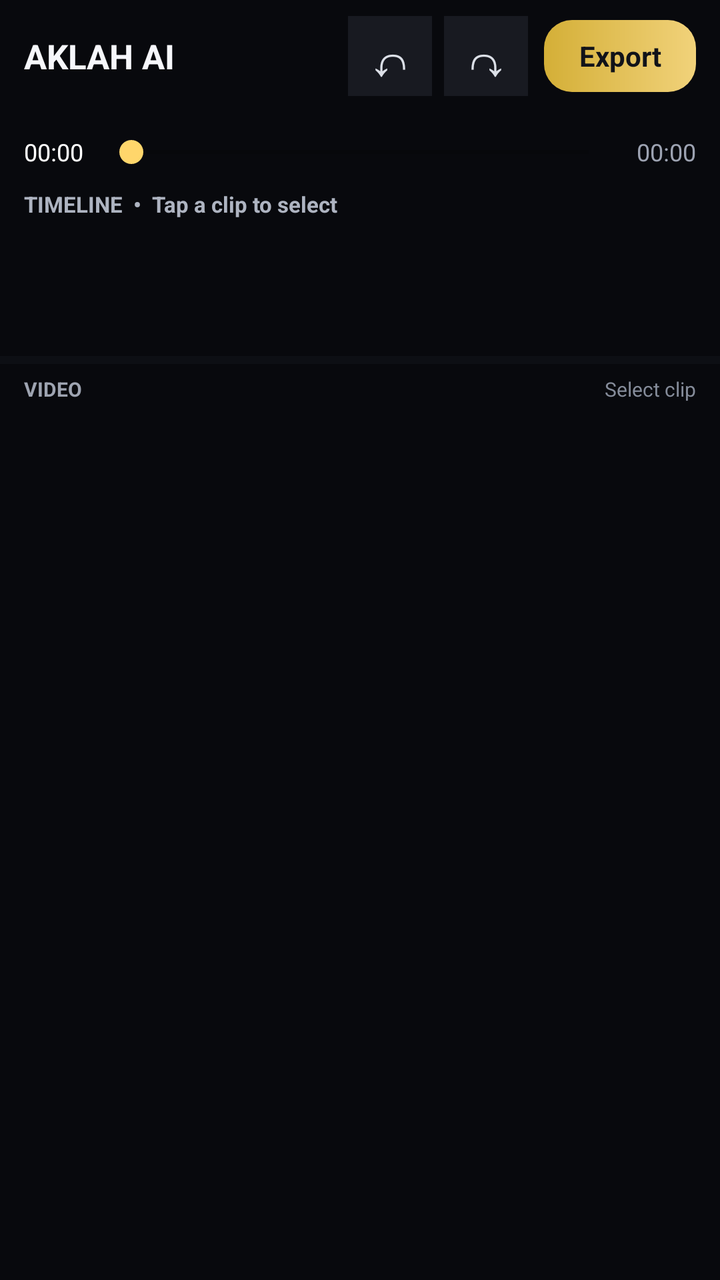
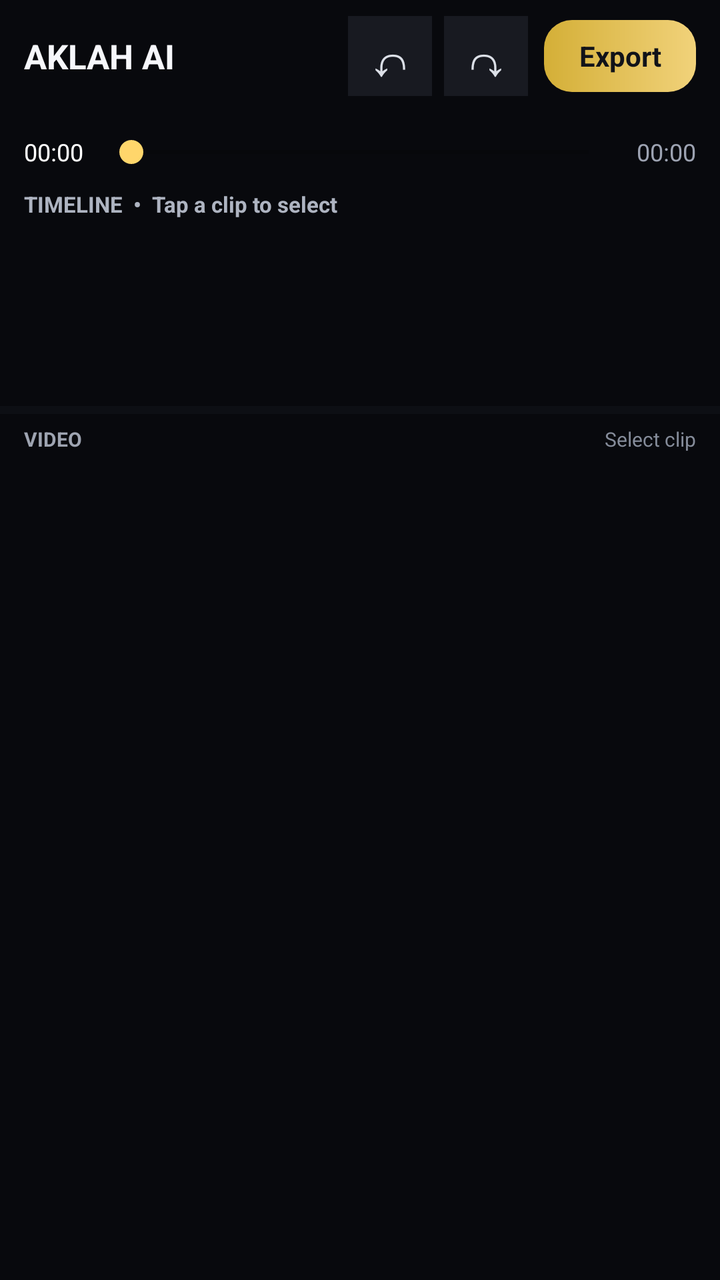

The first picture is an Android layout as it rendered before a commit; the second is the same layout after the commit. The layout source and the unified diff follow.
<!-- AndroidManifest.xml: application theme Theme.AklahAI -->
<!-- res/layout/activity_editor.xml -->
<?xml version="1.0" encoding="utf-8"?>
<LinearLayout xmlns:android="http://schemas.android.com/apk/res/android"
    xmlns:app="http://schemas.android.com/apk/res-auto"
    android:layout_width="match_parent"
    android:layout_height="match_parent"
    android:orientation="vertical"
    android:background="#08090D"
    android:paddingTop="4dp">

    <LinearLayout
        android:layout_width="match_parent"
        android:layout_height="48dp"
        android:gravity="center_vertical"
        android:paddingHorizontal="12dp"
        android:orientation="horizontal">
        <TextView
            android:id="@+id/tvEditorTitle"
            android:layout_width="0dp"
            android:layout_height="match_parent"
            android:layout_weight="1"
            android:gravity="center_vertical"
            android:text="AKLAH AI"
            android:textColor="#F6F7FB"
            android:textSize="17sp"
            android:textStyle="bold"
            android:maxLines="1"/>
        <TextView
            android:id="@+id/btnUndoTop"
            android:layout_width="42dp"
            android:layout_height="40dp"
            android:gravity="center"
            android:text="↶"
            android:textSize="25sp"
            android:textColor="#DCE0E8"
            android:background="#181A21"/>
        <TextView
            android:id="@+id/btnRedoTop"
            android:layout_width="42dp"
            android:layout_height="40dp"
            android:layout_marginStart="6dp"
            android:gravity="center"
            android:text="↷"
            android:textSize="25sp"
            android:textColor="#DCE0E8"
            android:background="#181A21"/>
        <TextView
            android:id="@+id/btnExportTop"
            android:layout_width="76dp"
            android:layout_height="36dp"
            android:layout_marginStart="8dp"
            android:gravity="center"
            android:text="Export"
            android:textColor="#111319"
            android:textStyle="bold"
            android:textSize="14sp"
            android:background="@drawable/bg_button_gold"/>
    </LinearLayout>

    <FrameLayout
        android:id="@+id/previewStage"
        android:layout_width="match_parent"
        android:layout_height="0dp"
        android:layout_weight="1"
        android:layout_marginHorizontal="12dp"
        android:layout_marginTop="4dp"
        android:layout_marginBottom="6dp"
        android:background="#050608">

        <androidx.media3.ui.PlayerView
            android:id="@+id/playerView"
            android:layout_width="match_parent"
            android:layout_height="match_parent"
            android:background="#050608"
            app:resize_mode="fit"
            app:use_controller="false"
            app:show_buffering="when_playing"/>

        <FrameLayout
            android:id="@+id/textOverlay"
            android:layout_width="match_parent"
            android:layout_height="match_parent"/>

        <TextView
            android:id="@+id/btnPlayPause"
            android:layout_width="54dp"
            android:layout_height="54dp"
            android:layout_gravity="center"
            android:gravity="center"
            android:text="▶"
            android:textSize="23sp"
            android:textColor="#FFFFFF"
            android:background="#66000000"/>
    </FrameLayout>

    <LinearLayout
        android:layout_width="match_parent"
        android:layout_height="28dp"
        android:gravity="center_vertical"
        android:paddingHorizontal="12dp"
        android:orientation="horizontal">
        <TextView
            android:id="@+id/tvPlayheadTime"
            android:layout_width="wrap_content"
            android:layout_height="wrap_content"
            android:text="00:00"
            android:textColor="#FFFFFF"
            android:textSize="12sp"/>
        <SeekBar
            android:id="@+id/timelineSeek"
            android:layout_width="0dp"
            android:layout_height="24dp"
            android:layout_weight="1"
            android:layout_marginHorizontal="8dp"
            android:max="1000"
            android:progress="0"
            android:progressTint="#FFD66B"
            android:thumbTint="#FFD66B"/>
        <TextView
            android:id="@+id/tvTotalTime"
            android:layout_width="wrap_content"
            android:layout_height="wrap_content"
            android:text="00:00"
            android:textColor="#9DA3B2"
            android:textSize="12sp"/>
    </LinearLayout>

    <TextView
        android:layout_width="match_parent"
        android:layout_height="24dp"
        android:gravity="center_vertical"
        android:paddingHorizontal="12dp"
        android:text="TIMELINE  •  Tap a clip to select"
        android:textColor="#AEB4C1"
        android:textSize="11sp"
        android:textStyle="bold"/>

    <HorizontalScrollView
        android:layout_width="match_parent"
        android:layout_height="64dp"
        android:fillViewport="false"
        android:scrollbars="horizontal"
        android:paddingHorizontal="8dp">
        <LinearLayout
            android:id="@+id/clipStrip"
            android:layout_width="wrap_content"
            android:layout_height="match_parent"
            android:gravity="center_vertical"
            android:orientation="horizontal"/>
    </HorizontalScrollView>

    <LinearLayout
        android:id="@+id/timelineLayerStrip"
        android:layout_width="match_parent"
        android:layout_height="wrap_content"
        android:orientation="vertical"
        android:background="#0D0F14"
        android:paddingHorizontal="4dp"
        android:paddingVertical="2dp"/>

    <LinearLayout
        android:layout_width="match_parent"
        android:layout_height="25dp"
        android:gravity="center_vertical"
        android:paddingHorizontal="12dp">
        <TextView
            android:layout_width="wrap_content"
            android:layout_height="wrap_content"
            android:text="VIDEO"
            android:textColor="#9EA4B1"
            android:textSize="10sp"
            android:textStyle="bold"/>
        <TextView
            android:id="@+id/tvClipInfo"
            android:layout_width="0dp"
            android:layout_height="wrap_content"
            android:layout_weight="1"
            android:gravity="end"
            android:text="Select clip"
            android:textColor="#858C9A"
            android:textSize="10sp"/>
    </LinearLayout>

    <HorizontalScrollView
        android:layout_width="match_parent"
        android:layout_height="46dp"
        android:scrollbars="none"
        android:paddingHorizontal="6dp">
        <LinearLayout
            android:id="@+id/toolCategories"
            android:layout_width="wrap_content"
            android:layout_height="match_parent"
            android:gravity="center_vertical"
            android:orientation="horizontal"/>
    </HorizontalScrollView>

    <HorizontalScrollView
        android:id="@+id/row1Scroll"
        android:layout_width="match_parent"
        android:layout_height="70dp"
        android:scrollbars="none"
        android:paddingHorizontal="4dp">
        <LinearLayout
            android:id="@+id/row1"
            android:layout_width="wrap_content"
            android:layout_height="match_parent"
            android:gravity="center_vertical"
            android:orientation="horizontal"/>
    </HorizontalScrollView>

    <HorizontalScrollView
        android:id="@+id/row2Scroll"
        android:layout_width="match_parent"
        android:layout_height="70dp"
        android:scrollbars="none"
        android:paddingHorizontal="4dp">
        <LinearLayout
            android:id="@+id/row2"
            android:layout_width="wrap_content"
            android:layout_height="match_parent"
            android:gravity="center_vertical"
            android:orientation="horizontal"/>
    </HorizontalScrollView>

    <HorizontalScrollView
        android:id="@+id/row4Scroll"
        android:layout_width="match_parent"
        android:layout_height="70dp"
        android:scrollbars="none"
        android:paddingHorizontal="4dp">
        <LinearLayout
            android:id="@+id/row4"
            android:layout_width="wrap_content"
            android:layout_height="match_parent"
            android:gravity="center_vertical"
            android:orientation="horizontal"/>
    </HorizontalScrollView>

    <HorizontalScrollView
        android:id="@+id/row5Scroll"
        android:layout_width="match_parent"
        android:layout_height="70dp"
        android:scrollbars="none"
        android:paddingHorizontal="4dp">
        <LinearLayout
            android:id="@+id/row5"
            android:layout_width="wrap_content"
            android:layout_height="match_parent"
            android:gravity="center_vertical"
            android:orientation="horizontal"/>
    </HorizontalScrollView>

    <HorizontalScrollView
        android:id="@+id/row7Scroll"
        android:layout_width="match_parent"
        android:layout_height="70dp"
        android:scrollbars="none"
        android:paddingHorizontal="4dp">
        <LinearLayout
            android:id="@+id/row7"
            android:layout_width="wrap_content"
            android:layout_height="match_parent"
            android:gravity="center_vertical"
            android:orientation="horizontal"/>
    </HorizontalScrollView>

    <HorizontalScrollView
        android:id="@+id/row6Scroll"
        android:layout_width="match_parent"
        android:layout_height="70dp"
        android:scrollbars="none"
        android:paddingHorizontal="4dp">
        <LinearLayout
            android:id="@+id/row6"
            android:layout_width="wrap_content"
            android:layout_height="match_parent"
            android:gravity="center_vertical"
            android:orientation="horizontal"/>
    </HorizontalScrollView>

    <LinearLayout
        android:layout_width="match_parent"
        android:layout_height="56dp"
        android:gravity="center_vertical"
        android:paddingHorizontal="8dp"
        android:orientation="horizontal">
        <LinearLayout
            android:id="@+id/row3"
            android:layout_width="0dp"
            android:layout_height="match_parent"
            android:layout_weight="1"
            android:gravity="center_vertical"
            android:orientation="horizontal"/>
    </LinearLayout>
</LinearLayout>
<!-- resources referenced by this layout -->
<resources>
  <!-- drawable bg_button_gold (drawable) -->
  <?xml version="1.0" encoding="utf-8"?>
  <shape xmlns:android="http://schemas.android.com/apk/res/android"
      android:shape="rectangle">
      <gradient
          android:angle="0"
          android:startColor="#FFD4AF37"
          android:endColor="#FFF1D27A" />
      <corners android:radius="14dp" />
  </shape>
  <style name="Theme.AklahAI" parent="Theme.MaterialComponents.DayNight.NoActionBar">
          <item name="colorPrimary">@color/gold</item>
          <item name="colorOnPrimary">@color/black</item>
          <item name="colorSecondary">@color/gold_light</item>
          <item name="android:windowBackground">@color/black</item>
          <item name="android:statusBarColor">@color/black</item>
          <item name="android:navigationBarColor">@color/black</item>
      </style>
  <color name="gold">#FFD4AF37</color>
  <color name="black">#FF000000</color>
  <color name="gold_light">#FFF1D27A</color>
</resources>

<!-- the commit's change to res/layout/activity_editor.xml (unified diff, before → after) -->
@@ -135,6 +135,21 @@
         android:textStyle="bold"/>
 
     <HorizontalScrollView
+        android:id="@+id/timelineRulerScroll"
+        android:layout_width="match_parent"
+        android:layout_height="25dp"
+        android:fillViewport="false"
+        android:scrollbars="none"
+        android:paddingHorizontal="8dp">
+        <LinearLayout
+            android:id="@+id/timelineRuler"
+            android:layout_width="wrap_content"
+            android:layout_height="match_parent"
+            android:gravity="center_vertical"
+            android:orientation="horizontal"/>
+    </HorizontalScrollView>
+
+    <HorizontalScrollView
         android:layout_width="match_parent"
         android:layout_height="64dp"
         android:fillViewport="false"
